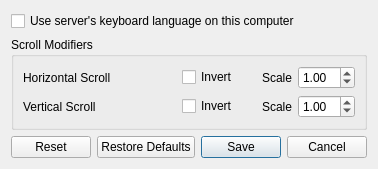
Old version of the form src/lib/gui/dialogs/ClientConfigDialog.ui in the repository deskflow/deskflow.
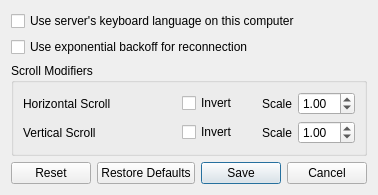
New version of the form.

Commit message:
fix: add optional exponential backoff for client reconnection
When the server is not running, the client retries every 1 second
indefinitely. This adds an optional exponential backoff setting
(disabled by default) that increases retry intervals up to 64 seconds.

The setting is exposed as a checkbox in the Client Configuration
dialog and defaults to off, preserving the existing behavior. Backoff
resets on disconnect and successful connection.

Closes #7610

What changed in the file:
```diff
--- a/src/lib/gui/dialogs/ClientConfigDialog.ui
+++ b/src/lib/gui/dialogs/ClientConfigDialog.ui
@@ -19,6 +19,13 @@
      </property>
     </widget>
    </item>
+   <item>
+    <widget class="QCheckBox" name="cbExponentialBackoff">
+     <property name="text">
+      <string>Use exponential backoff for reconnection</string>
+     </property>
+    </widget>
+   </item>
    <item>
     <widget class="QGroupBox" name="groupBox">
      <property name="title">
```
The commit also changes 4 other files.
